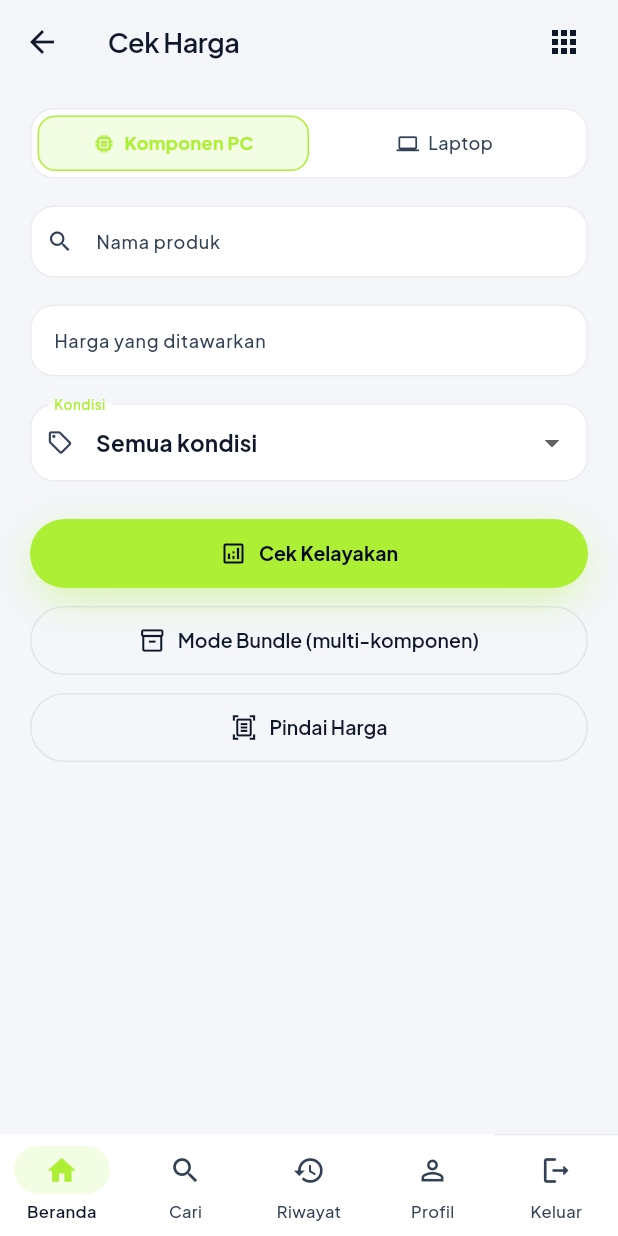
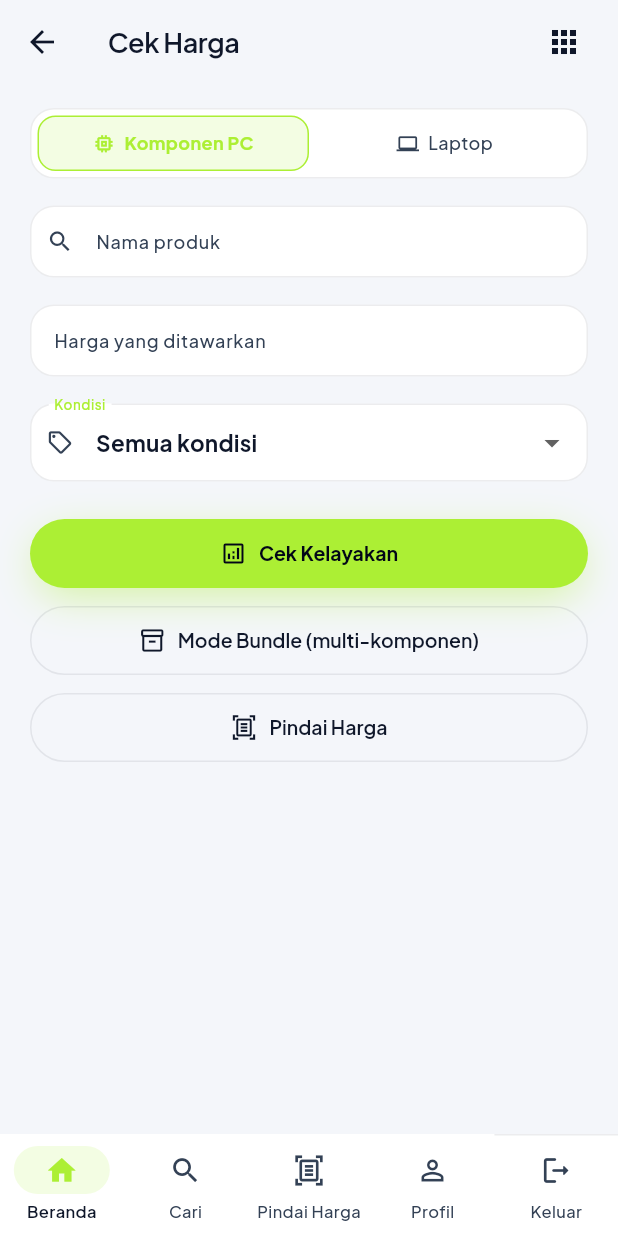
Before and after one commit to WildaGhoniyuJiddan/projekakhirmobile, a Flutter app: the HomeScreen screen opened by its route, after a tap on "Cek Harga", on a phone screen of 412 x 824 dp. Run offline on Flutter 3.47's test engine with Material 3 defaults, Android fonts, the phone set to English and light mode, and no system bars; our stand-ins replace connectivity_plus, dio, drift, fl_chart, flutter_local_notifications, flutter_map and 11 more; missing offline and left inert: app_settings, glbview, google_mlkit_text_recognition, workmanager; accounts and stored records are empty; generated files the repository leaves out were written again; statements that could not run were skipped.

Commit message:
change navbar

```diff
--- a/lib/l10n/strings.dart
+++ b/lib/l10n/strings.dart
@@ -10,6 +10,7 @@ abstract final class AppStrings {
   static const tabHome = 'Beranda';
   static const tabSearch = 'Cari';
   static const tabHistory = 'Riwayat';
+  static const tabScanPrice = 'Pindai Harga';
   static const tabProfile = 'Profil';
 
   // Placeholder tiap tab (diganti screen asli di tiket berikutnya).
--- a/lib/screens/home_screen.dart
+++ b/lib/screens/home_screen.dart
@@ -8,6 +8,7 @@ import 'package:worthbang/l10n/dream_strings.dart';
 import 'package:worthbang/screens/builder_screen.dart';
 import 'package:worthbang/screens/dream_build_screen.dart';
 import 'package:worthbang/screens/chat_screen.dart';
+import 'package:worthbang/screens/history_screen.dart';
 import 'package:worthbang/screens/mini_games_screen.dart';
 import 'package:worthbang/screens/price_check_screen.dart';
 import 'package:worthbang/screens/result_screen.dart';
@@ -127,6 +128,13 @@ class HomeScreen extends StatelessWidget {
         ),
         title: const Text(AppStrings.homeTitle),
         titleSpacing: 4,
+        actions: [
+          IconButton(
+            icon: const Icon(Icons.history_rounded),
+            tooltip: AppStrings.historyScreenTitle,
+            onPressed: () => _openPage(context, const HistoryListScreen()),
+          ),
+        ],
       ),
       // FAB khusus chatbot, HANYA di Beranda root: FAB tinggal di
       // Scaffold ini, jadi otomatis tertutup tiap user masuk menu
--- a/lib/utils/router.dart
+++ b/lib/utils/router.dart
@@ -17,7 +17,7 @@ import 'package:worthbang/l10n/strings.dart';
 /// Kunci navigator per tab — masing-masing tab punya back stack sendiri.
 final _homeNavKey = GlobalKey<NavigatorState>(debugLabel: 'homeNav');
 final _searchNavKey = GlobalKey<NavigatorState>(debugLabel: 'searchNav');
-final _historyNavKey = GlobalKey<NavigatorState>(debugLabel: 'historyNav');
+final _scanPriceNavKey = GlobalKey<NavigatorState>(debugLabel: 'scanPriceNav');
 final _profileNavKey = GlobalKey<NavigatorState>(debugLabel: 'profileNav');
 
 /// Router aplikasi sebagai provider agar bisa bereaksi ke perubahan auth.
@@ -48,6 +48,10 @@ final routerProvider = Provider<GoRouter>((ref) {
         path: '/register',
         builder: (context, state) => const RegisterScreen(),
       ),
+      GoRoute(
+        path: '/history',
+        builder: (context, state) => const HistoryScreen(),
+      ),
       StatefulShellRoute.indexedStack(
         builder: (context, state, navigationShell) =>
             BottomNavShell(navigationShell: navigationShell),
@@ -71,11 +75,11 @@ final routerProvider = Provider<GoRouter>((ref) {
             ],
           ),
           StatefulShellBranch(
-            navigatorKey: _historyNavKey,
+            navigatorKey: _scanPriceNavKey,
             routes: [
               GoRoute(
-                path: '/history',
-                builder: (context, state) => const HistoryScreen(),
+                path: '/scan-price',
+                builder: (context, state) => const ScanPriceTabScreen(),
               ),
             ],
           ),
@@ -94,7 +98,7 @@ final routerProvider = Provider<GoRouter>((ref) {
   );
 });
 
-/// Shell bottom navigation: 4 tab sesuai PRD (Beranda, Cari, Riwayat, Profil).
+/// Shell bottom navigation: 4 tab (Beranda, Cari, Pindai Harga, Profil).
 /// Banner offline (T15) tampil di atas konten semua tab.
 ///
 /// Shell ini hanya ter-render untuk user terautentikasi (guard router),
@@ -193,9 +197,9 @@ class _BottomNavShellState extends ConsumerState<BottomNavShell> {
                             label: AppStrings.tabSearch,
                           ),
                           MonexNavItem(
-                            icon: Icons.history_outlined,
-                            selectedIcon: Icons.history,
-                            label: AppStrings.tabHistory,
+                            icon: Icons.document_scanner_outlined,
+                            selectedIcon: Icons.document_scanner,
+                            label: AppStrings.tabScanPrice,
                           ),
                           MonexNavItem(
                             icon: Icons.person_outline,
```
Also changed, not shown: lib/screens/tab_screens.dart (+42 -0 lines), lib/services/features/scan_price_service.dart (+8 -0 lines), 2 other files.
